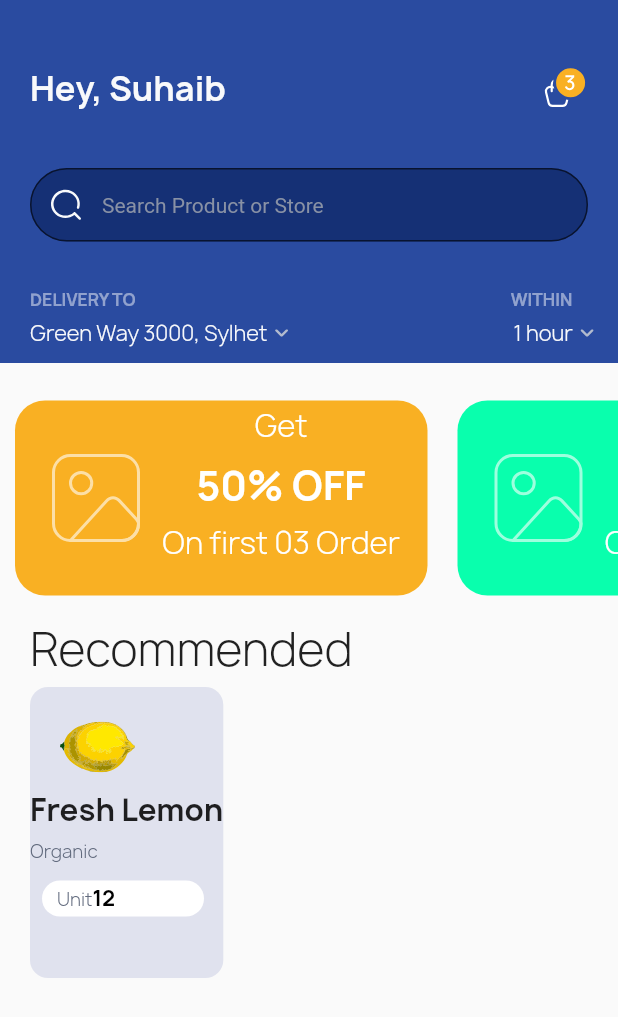
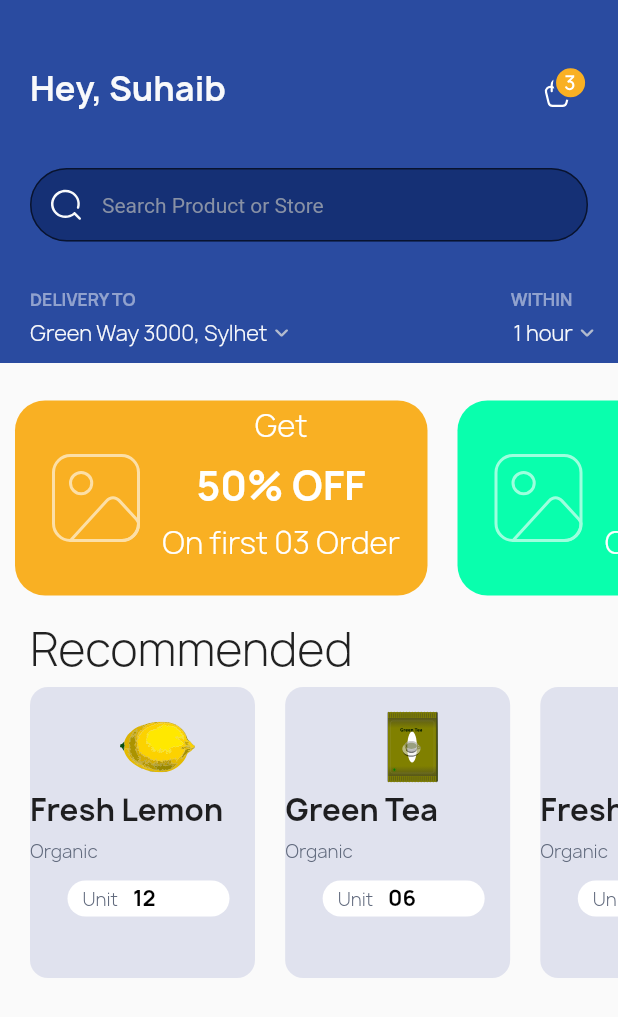
Before and after one commit to Suhaibusman/ShoppingAppFlutter, a Flutter app: the screen it shows after launch, on a phone screen of 412 x 824 dp. Shown: the top 1017 px of the screen. Run offline on Flutter 3.47's test engine with Material 2 defaults, Android fonts, the phone set to English and light mode, and no system bars; our stand-ins replace carousel_slider, flutter_svg.

Commit message:
shopping app

```diff
--- a/lib/models/categories_part.dart
+++ b/lib/models/categories_part.dart
@@ -24,6 +24,15 @@
     Categorypart(simplegetText: "Fresh Lemon", categoryPrice: "12", orderdetails: "Organic", iconpath: "assets/images/LemonLores.svg")
   );
 
+   category.add(
+
+    Categorypart(simplegetText: "Green Tea", categoryPrice: "06", orderdetails: "Organic", iconpath: "assets/images/Green_tea_sachet.svg")
+  );
+
+  category.add(
+
+    Categorypart(simplegetText: "Fresh Fish", categoryPrice: "16", orderdetails: "Organic", iconpath: "assets/images/fish-line-art.svg")
+  );
 
  return category;
 }
--- a/lib/screens/home/homesceen.dart
+++ b/lib/screens/home/homesceen.dart
@@ -219,7 +219,7 @@
           ),
           SizedBox(
             height: 194,
-            width: 170,
+
             child: ListView.separated(
                 shrinkWrap: true,
                 scrollDirection: Axis.horizontal,
@@ -231,7 +231,7 @@
                         borderRadius: BorderRadius.all(Radius.circular(12)),
                         color: Color(0xffE0E2EE),
                       ),
-
+width: 150,
                       // height: 250,
                       // width: 200,
 
@@ -290,13 +290,16 @@
 
                                                             ),
                                   ),
-                          Text(
+                          Padding(
+                            padding: const EdgeInsets.only(left:10),
+                            child: Text(
                               category[index].categoryPrice,
                               style: const TextStyle(
                                 fontFamily: "Manrope",
                                 fontSize: 14,
                                 fontWeight: FontWeight.w600,
                                 color: Colors.black,
+                              ),
                             ),
                           ),
                                 ],
@@ -309,7 +312,7 @@
                     ),
                   );
                 },
-                separatorBuilder: (context, index) => const SizedBox(width: 20),
+                separatorBuilder: (context, index) => const SizedBox(width: 0.1),
                 itemCount: category.length),
           )
         ],
```
Also changed, not shown: assets/images/Green_tea_sachet.svg (added), assets/images/fish-line-art.svg (added). Lines whose indentation alone changed are shown as unchanged.
